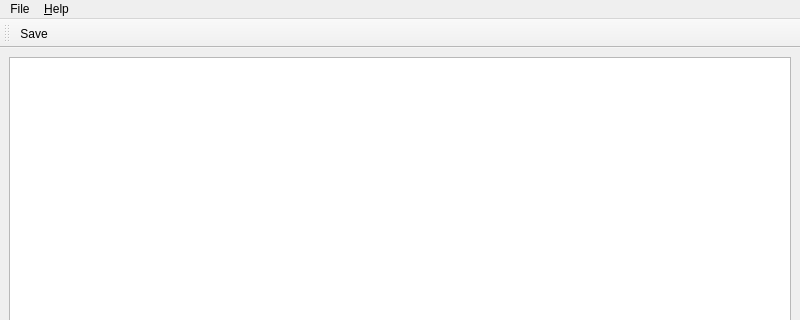
Old version of the form rfsmGui/src/sourceEditor/SourceEditorWindow.ui in the repository robotology/rfsmTools; both pictures show x 0 to 800 and y 0 to 320 of the 800 by 600 pixel window.
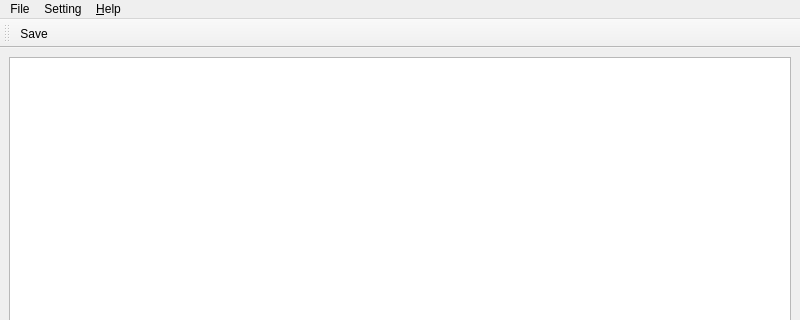
New version of the form. Icons and pictures are not drawn. Custom widgets are drawn as their Qt base class.

Commit message: Adding save/load setting

Patch:
```diff
--- a/rfsmGui/src/sourceEditor/SourceEditorWindow.ui
+++ b/rfsmGui/src/sourceEditor/SourceEditorWindow.ui
@@ -47,7 +47,14 @@
     </property>
     <addaction name="action_About"/>
    </widget>
+   <widget class="QMenu" name="menuSetting">
+    <property name="title">
+     <string>Setting</string>
+    </property>
+    <addaction name="action_Font"/>
+   </widget>
    <addaction name="menuFile"/>
+   <addaction name="menuSetting"/>
    <addaction name="menuHelp"/>
   </widget>
   <widget class="QStatusBar" name="statusbar"/>
```
Left out of the diff: 11 changed lines with no effect on the pictures. The commit also changes 5 other files.
